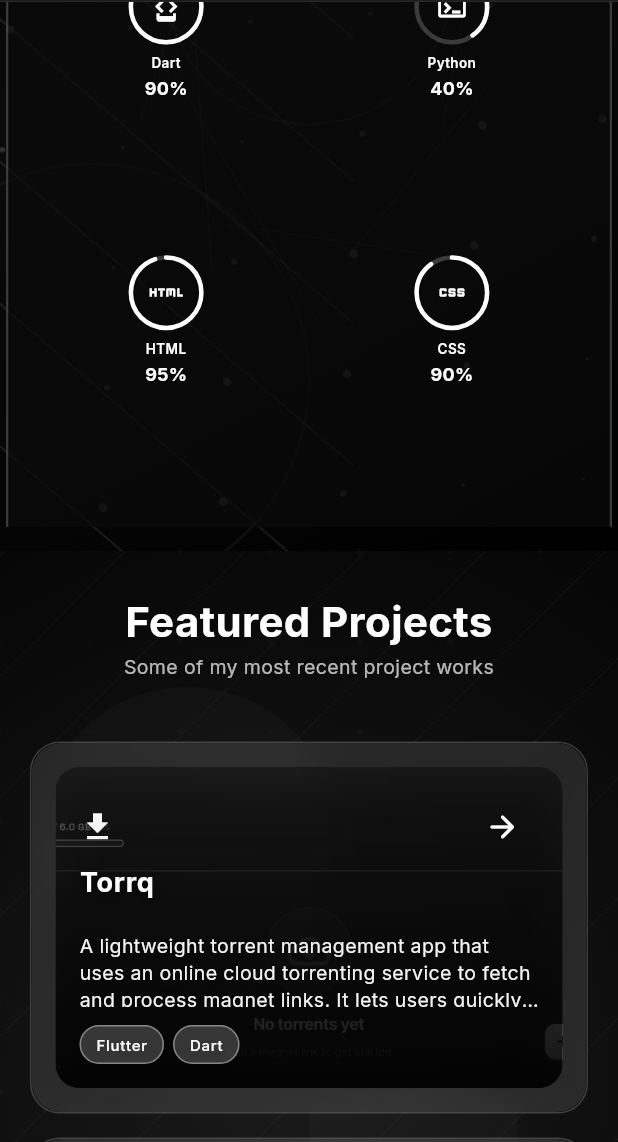
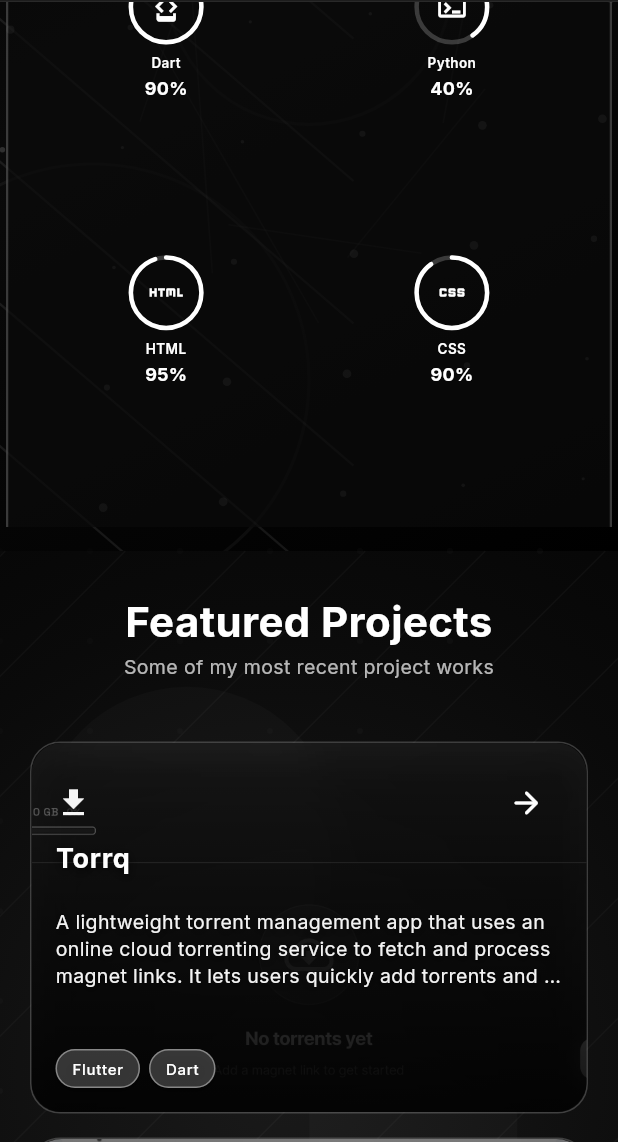
Before and after one commit to Yuga-04/Yuga-T---Portfolio, a Flutter app: the screen it shows after launch, scrolled down 1152 dp, on a phone screen of 412 x 824 dp, the part 94-1236 px from its top. Run offline on Flutter 3.47's test engine with Material 3 defaults, Android fonts, the phone set to English and light mode, and no system bars; drawn by our look-alikes of flutter_animate; our stand-ins replace flutter_svg, google_fonts.

Commit message:
updated upto projectscreen

```diff
--- a/lib/widgets/animated_card.dart
+++ b/lib/widgets/animated_card.dart
@@ -64,8 +64,7 @@ class _AnimatedCardState extends State<AnimatedCard> {
                       color: AppTheme.glassWhite,
                       borderRadius: BorderRadius.circular(20),
                     ),
-                    padding:
-                        widget.padding ?? EdgeInsets.all(isMobile ? 16 : 0),
+                    padding: widget.padding ?? EdgeInsets.all(isMobile ? 0 : 0),
                     child: widget.child,
                   ),
                 ),
```
Also changed, not shown: 1 other file.
